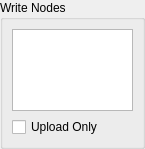
Qt form conductor/resources/nuke.ui (AtomicConductor/conductor_client) before a commit.
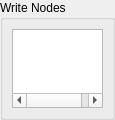
The same form after that commit.

```diff
--- a/conductor/resources/nuke.ui
+++ b/conductor/resources/nuke.ui
@@ -6,8 +6,8 @@
    <rect>
     <x>0</x>
     <y>0</y>
-    <width>145</width>
-    <height>149</height>
+    <width>115</width>
+    <height>120</height>
    </rect>
   </property>
   <layout class="QVBoxLayout" name="verticalLayout">
@@ -38,16 +38,6 @@
         </column>
        </widget>
       </item>
-      <item>
-       <widget class="QCheckBox" name="ui_upload_only">
-        <property name="toolTip">
-         <string>Only upload dependencies. Don't submit render job</string>
-        </property>
-        <property name="text">
-         <string>Upload Only</string>
-        </property>
-       </widget>
-      </item>
      </layout>
     </widget>
    </item>
```
Left out of the diff: 1 changed line with no effect on the pictures.
